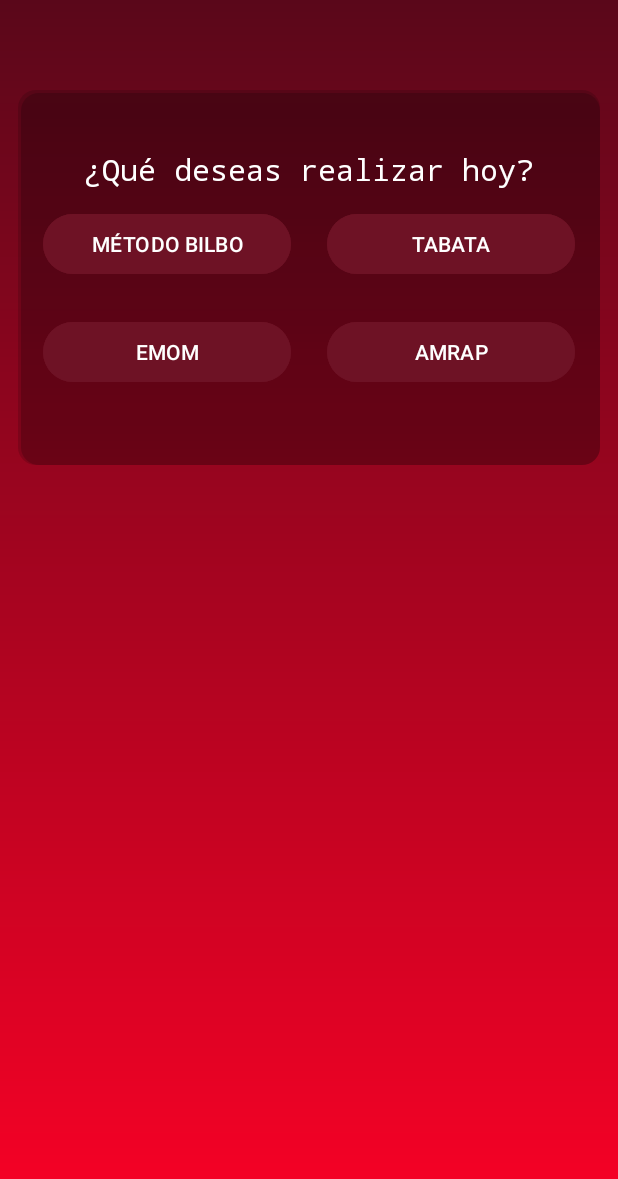
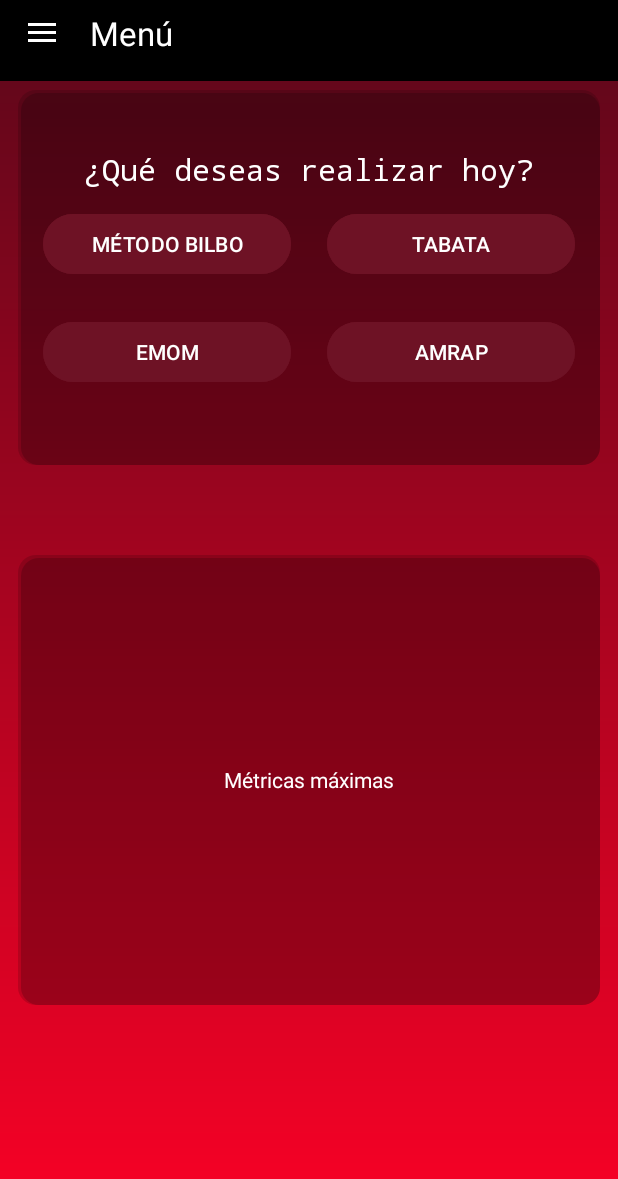
Before and after one commit to Arieeelx/Clan-Salgueiro, an Android app: the screen it shows after launch (MainActivity), on a phone screen of 412 x 824 dp. Shown: the top 1179 px of the screen. Run offline under Robolectric (Android 15) with nearby library versions, the phone set to English and light mode, and no system bars.

Commit message:
Se crea toolbar navigationbar

```diff
--- a/app/src/main/java/com/example/clan_salgueiro/MainActivity.kt
+++ b/app/src/main/java/com/example/clan_salgueiro/MainActivity.kt
@@ -1,13 +1,46 @@
 package com.example.clan_salgueiro
 
+import androidx.core.content.ContextCompat
 import android.os.Bundle
+import androidx.appcompat.app.ActionBarDrawerToggle
 import androidx.appcompat.app.AppCompatActivity
-import androidx.core.splashscreen.SplashScreen.Companion.installSplashScreen
+import androidx.drawerlayout.widget.DrawerLayout
+import com.google.android.material.navigation.NavigationView
 
 class MainActivity : AppCompatActivity() {
 
+    private lateinit var drawerLayout: DrawerLayout
+    private lateinit var toggle: ActionBarDrawerToggle
+
     override fun onCreate(savedInstanceState: Bundle?) {
         super.onCreate(savedInstanceState)
+        window.statusBarColor = ContextCompat.getColor(this, R.color.black)
+        window.decorView.systemUiVisibility = 0
         setContentView(R.layout.activity_menu)
+
+        val toolbar =findViewById<androidx.appcompat.widget.Toolbar>(R.id.toolbar)
+        setSupportActionBar(toolbar)
+
+        drawerLayout = findViewById(R.id.main)
+        val navegadorMenu =findViewById<NavigationView>(R.id.navigation_view)
+
+        toggle = ActionBarDrawerToggle(this, drawerLayout, toolbar,
+            R.string.navigation_drawer_open, R.string.navigation_drawer_close)
+        drawerLayout.addDrawerListener(toggle)
+        toggle.syncState()
+
+        navegadorMenu.setNavigationItemSelectedListener {
+            when (it.itemId) {
+                R.id.nav_1 -> {
+                   //VA LO QUE TRABAJA EL MENU
+                }
+
+                R.id.nav_6 -> {
+                    //VA LO QUE TRABAJA EL MENU
+            }
+        }
+            drawerLayout.closeDrawers()
+            true
+        }
     }
 }
--- a/app/src/main/res/layout/activity_menu.xml
+++ b/app/src/main/res/layout/activity_menu.xml
@@ -1,13 +1,39 @@
 <?xml version="1.0" encoding="utf-8"?>
-<androidx.constraintlayout.widget.ConstraintLayout
+
+<androidx.drawerlayout.widget.DrawerLayout
     xmlns:android="http://schemas.android.com/apk/res/android"
     xmlns:tools="http://schemas.android.com/tools"
     xmlns:app="http://schemas.android.com/apk/res-auto"
     android:id="@+id/main"
     android:layout_width="match_parent"
     android:layout_height="match_parent"
+    tools:context=".MainActivity">
+
+    <androidx.constraintlayout.widget.ConstraintLayout
+
+        android:layout_width="match_parent"
+        android:layout_height="match_parent"
         tools:context=".MainActivity"
         android:background="@drawable/degradado">
+
+        <androidx.appcompat.widget.Toolbar
+            android:id="@+id/toolbar"
+
+            android:layout_width="match_parent"
+            android:layout_height="wrap_content"
+
+            android:theme="@style/ThemeOverlay.AppCompat.Dark.ActionBar"
+            app:title="Menú"
+
+            app:titleTextColor="@android:color/white"
+            android:background="@color/black"
+
+            android:layout_marginBottom="6dp"
+
+            app:layout_constraintEnd_toEndOf="parent"
+            app:layout_constraintStart_toStartOf="parent"
+            app:layout_constraintBottom_toTopOf="@id/box1"/>
+
 
         <LinearLayout
             android:id="@+id/box1"
@@ -26,6 +52,7 @@
 
 
             android:background="@drawable/shadows">
+
 
             <TextView
                 android:id="@+id/introbox1"
@@ -107,6 +134,50 @@
 
             </LinearLayout>
 
+
+
         </LinearLayout>
 
+        <LinearLayout
+            android:id="@+id/box2"
+
+            android:layout_width="match_parent"
+            android:layout_height="300dp"
+            android:gravity="center"
+            android:orientation="vertical"
+
+            android:layout_marginTop="60dp"
+            android:layout_marginLeft="12dp"
+            android:layout_marginRight="12dp"
+            app:layout_constraintEnd_toStartOf="parent"
+            app:layout_constraintEnd_toEndOf="@id/box1"
+            app:layout_constraintTop_toBottomOf="@id/box1"
+
+            android:background="@drawable/shadows">
+
+            <TextView
+                android:id="@+id/texto1box2"
+
+                android:layout_width="match_parent"
+                android:layout_height="wrap_content"
+
+                android:text="Métricas máximas"
+                android:textColor="@color/white"
+                android:gravity="center"
+                />
+
+
+
+        </LinearLayout>
     </androidx.constraintlayout.widget.ConstraintLayout>
+
+    <com.google.android.material.navigation.NavigationView
+        android:id="@+id/navigation_view"
+
+        android:layout_width="wrap_content"
+        android:layout_height="match_parent"
+        android:layout_gravity="start"
+
+        app:menu="@menu/menu" />
+
+</androidx.drawerlayout.widget.DrawerLayout>
--- /dev/null
+++ b/app/src/main/res/menu/menu.xml
@@ -0,0 +1,27 @@
+<?xml version="1.0" encoding="utf-8"?>
+<menu xmlns:android="http://schemas.android.com/apk/res/android">
+    <item
+        android:id="@+id/nav_1"
+        android:title="Perfil"/>
+
+    <item
+        android:id="@+id/nav_2"
+        android:title="Máximas" />
+
+    <item
+        android:id="@+id/nav_3"
+        android:title="Ejercicios" />
+
+    <item
+        android:id="@+id/nav_4"
+        android:title="Quienes somos" />
+
+    <item
+        android:id="@+id/nav_5"
+        android:title="Contáctanos" />
+
+    <item
+        android:id="@+id/nav_6"
+        android:title="Cerrar sesión 🔐" />
+
+</menu>
--- a/app/src/main/res/values/strings.xml
+++ b/app/src/main/res/values/strings.xml
@@ -1,3 +1,5 @@
 <resources>
     <string name="app_name">Clan Salgueiro</string>
+    <string name="navigation_drawer_open">Abrir menú</string>
+    <string name="navigation_drawer_close">Cerrar menú</string>
 </resources>
```
Lines whose indentation alone changed are shown as unchanged.
